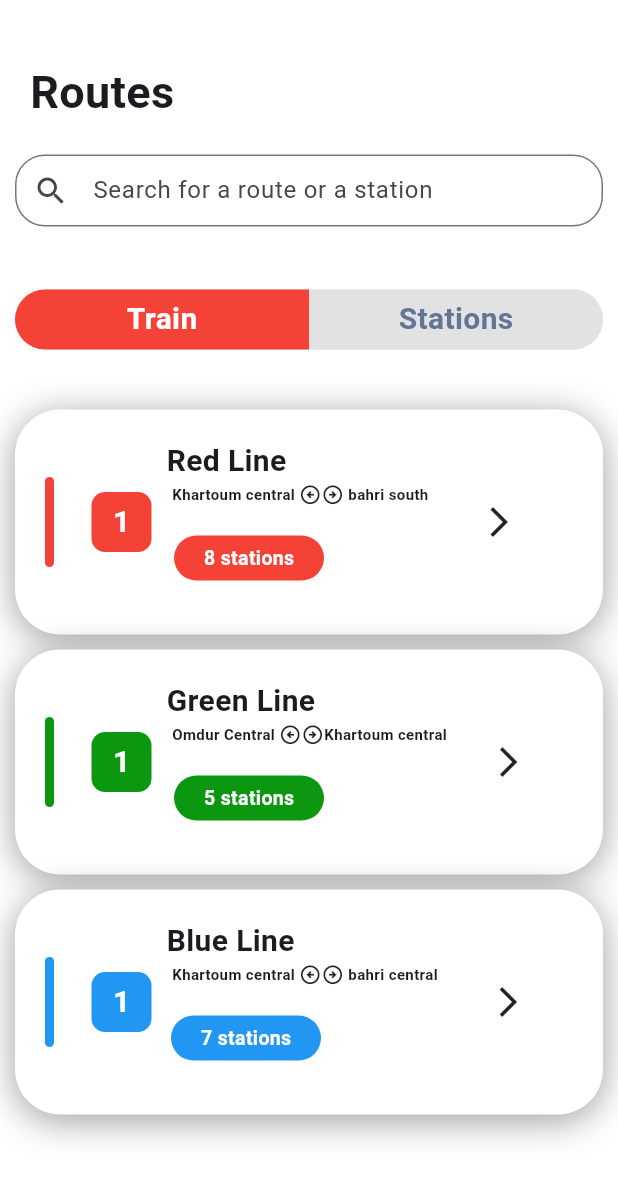
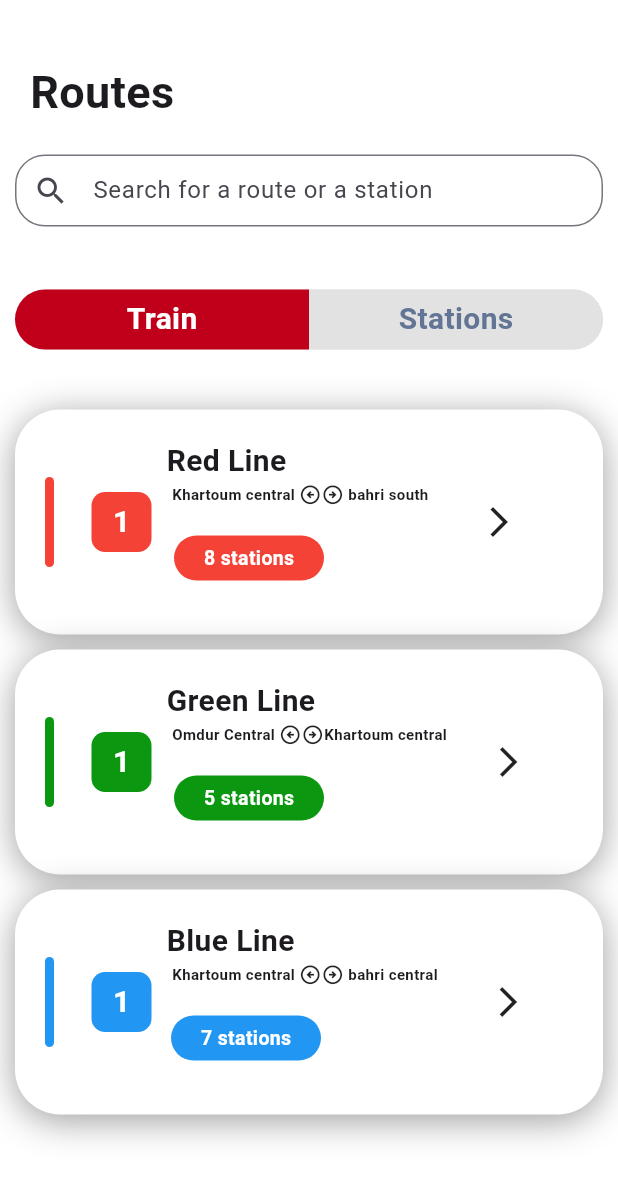
Before and after one commit to m7mad-3baid/Rihla-Metro-Application, a Flutter app: the RoutesScreen screen opened directly, on a phone screen of 412 x 824 dp. Shown: the top 1180 px of the screen. Run offline on Flutter 3.47's test engine with Material 3 defaults, Android fonts, the phone set to English and light mode, and no system bars; our stand-ins replace flutter_map, latlong2, shared_preferences, video_player; accounts and stored records are empty.

Commit message:
fixed the train route capsule color to match the theme

```diff
--- a/lib/screens/routes_screen.dart
+++ b/lib/screens/routes_screen.dart
@@ -79,7 +79,7 @@ class _RoutesScreenState extends State<RoutesScreen> {
                       child: Container(
                         decoration: BoxDecoration(
                           color: isTrainSelected
-                              ?  Colors.red
+                              ? Color(0xFFC0001A)
                               : const Color(0xFFE2E2E2),
                           borderRadius: const BorderRadius.only(
                             topLeft: Radius.circular(40),
```
